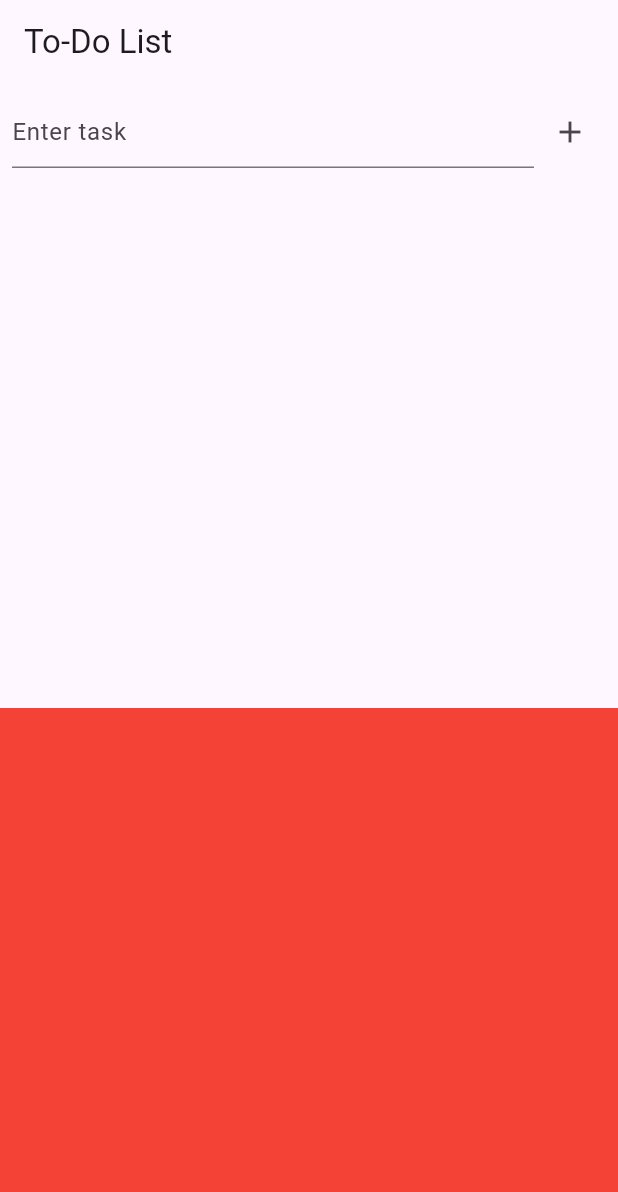
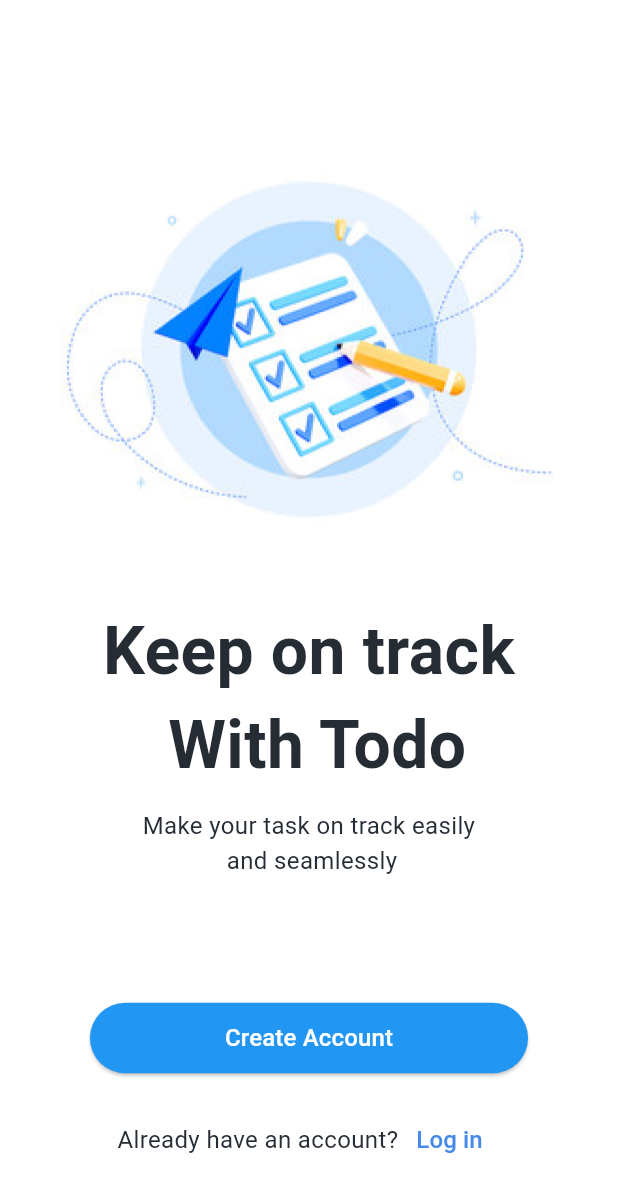
Before and after one commit to orion-script/todo-app-flutter, a Flutter app: the screen it shows after launch, on a phone screen of 412 x 824 dp. Shown: the top 1192 px of the screen. Run offline on Flutter 3.47's test engine with Material 3 defaults, Android fonts, the phone set to English and light mode, and no system bars; our stand-ins replace shared_preferences.

Commit message:
added the initial screen

```diff
--- /dev/null
+++ b/devtools_options.yaml
@@ -0,0 +1,3 @@
+description: This file stores settings for Dart & Flutter DevTools.
+documentation: https://docs.flutter.dev/tools/devtools/extensions#configure-extension-enablement-states
+extensions:
--- a/lib/main.dart
+++ b/lib/main.dart
@@ -1,124 +1,52 @@
 import 'package:flutter/material.dart';
+import 'package:shared_preferences/shared_preferences.dart';
+import 'screens/initial_screen.dart';
+import 'screens/home_screen.dart';
+// import 'screens/login_screen.dart';
 
 void main() => runApp(const MyApp());
 
-class MyApp extends StatelessWidget {
+class MyApp extends StatefulWidget {
   const MyApp({super.key});
 
   @override
-  Widget build(BuildContext context) {
-    return MaterialApp(
-      debugShowCheckedModeBanner: false,
-      title: 'Flutter To-Do App',
-      theme: ThemeData(primarySwatch: Colors.blue),
-      home: const TodoScreen(),
-    );
-  }
+  _MyAppState createState() => _MyAppState();
 }
 
-class TodoScreen extends StatefulWidget {
-  const TodoScreen({super.key});
+class _MyAppState extends State<MyApp> {
+  bool? isLoggedIn; // Stores login state
 
   @override
-  _TodoScreenState createState() => _TodoScreenState();
-
-//  In the above code, we have created a simple To-Do app with the following features:
-
-//  Add a task
-//  Remove a task
-
-//  The app has a  TextField  to enter the task and an  IconButton  to add the task. The tasks are displayed in a  ListView  with a delete button to remove the task.
-//  The  TodoScreen  class is a  StatefulWidget  that has a list of tasks and a  TextEditingController  to get the task from the  TextField .
-//  The  _addTask  method is used to add the task to the list of tasks.
-//  The  _removeTask  method is used to remove the task from the list of tasks.
-//  The  build  method returns a  Scaffold  with an  AppBar  and a  Column  widget. The  Column  widget has a  TextField  and an  IconButton  to add the task. The tasks are displayed in a  ListView  with a delete button to remove the task.
-//  Conclusion
-//  In this article, we learned how to create a simple To-Do app in Flutter. We created a simple To-Do app with the following features:
-
-//  Add a task
-//  Remove a task
-
-//  The app has a  TextField  to enter the task and an  IconButton  to add the task. The tasks are displayed in a  ListView  with a delete button to remove the task.
-//  I hope this article was helpful to you.
-//  #flutter #dart #mobile-apps
-//  What is GEEK
-//  Buddha Community
-//  Google's Flutter 1.20 stable announced with new features - Navoki
-//  Flutter Google cross-platform UI framework has released a new version 1.20 stable.
-//  Flutter is Google’s UI framework to make apps for Android, iOS, Web, Windows, Mac, Linux, and Fuchsia OS. Since the last 2 years, the flutter Framework has already achieved popularity among mobile developers to develop Android and iOS apps. In the last few releases, Flutter also added the support of making web applications and commercial desktop applications.
-//  Last month they introduced the support of the Linux desktop app that can be distributed through Canonical Snap Store(Snapcraft), this enables the developers to publish there Linux desktop app for their users and publish on Snap Store.  If you want to learn how to  Publish Flutter Desktop app in Snap Store that here is the tutorial.
-//  Flutter 1.20 Framework is built on Google’s made Dart programming language that is
-// a cross-platform language providing native performance, new UI widgets, and other more features for the developer usage.
-}
-
-class _TodoScreenState extends State<TodoScreen> {
-  final List<String> _tasks = [];
-  final TextEditingController _controller = TextEditingController();
-
-  void _addTask() {
-    if (_controller.text.isNotEmpty) {
-      setState(() {
-        _tasks.add(_controller.text);
-        debugPrint("Task added: ${_controller.text}");
-        debugPrint("Current tasks: $_tasks");
-        _controller.clear();
-      });
-    } else {
-      debugPrint("Enter your task");
-    }
+  void initState() {
+    super.initState();
+    _checkLoginStatus(); // Check login status when app starts
   }
 
-  void _removeTask(int index) {
+  Future<void> _checkLoginStatus() async {
+    SharedPreferences prefs = await SharedPreferences.getInstance();
     setState(() {
-      debugPrint("Task removed: ${_tasks[index]}");
-      _tasks.removeAt(index);
-      debugPrint("Updated tasks: $_tasks");
+      isLoggedIn = prefs.getString('token') != null;
     });
   }
 
   @override
   Widget build(BuildContext context) {
-    return Scaffold(
-      appBar: AppBar(title: const Text('To-Do List')),
-      body: Column(
-        children: [
-          Padding(
-            padding: const EdgeInsets.all(8.0),
-            child: Row(
-              children: [
-                Expanded(
-                  child: TextField(
-                    controller: _controller,
-                    decoration: const InputDecoration(hintText: 'Enter task'),
-                  ),
-                ),
-                IconButton(
-                  icon: const Icon(Icons.add),
-                  onPressed: _addTask,
-                )
-              ],
-            ),
-          ),
-          Expanded(
-            child: ListView.builder(
-              itemCount: _tasks.length,
-              itemBuilder: (context, index) {
-                return ListTile(
-                  title: Text(_tasks[index]),
-                  trailing: IconButton(
-                    icon: const Icon(Icons.delete, color: Colors.red),
-                    onPressed: () => _removeTask(index),
-                  ),
-                );
-              },
-            ),
-          ),
-          Expanded(
-              child: Container(
-            color: Colors.red,
-          ))
-        ],
-      ),
+    // Show loading spinner while checking login status
+    if (isLoggedIn == null) {
+      return const MaterialApp(
+        home: Scaffold(
+          body: Center(child: CircularProgressIndicator()),
+        ),
+      );
+    }
+
+    return MaterialApp(
+      debugShowCheckedModeBanner: false,
+      title: 'Flutter To-Do App',
+      theme: ThemeData(primarySwatch: Colors.blue),
+      home: isLoggedIn!
+          ? const HomeScreen()
+          : const AccountScreen(), // Show AccountScreen first
     );
   }
 }
--- /dev/null
+++ b/lib/screens/initial_screen.dart
@@ -0,0 +1,95 @@
+import 'package:flutter/material.dart';
+import 'login_screen.dart';
+import 'register_screen.dart';
+
+class AccountScreen extends StatelessWidget {
+  const AccountScreen({super.key});
+
+  @override
+  Widget build(BuildContext context) {
+    return Scaffold(
+      backgroundColor: Colors.white,
+      body: Column(
+        mainAxisAlignment: MainAxisAlignment.spaceBetween,
+        children: [
+          const Spacer(),
+          Center(
+            child: Column(
+              children: [
+                Image.asset(
+                  "assets/home-img.png",
+                  width: 376,
+                  height: 300,
+                ),
+                const SizedBox(height: 20),
+                const Text(
+                  "Keep on track \n With Todo",
+                  style: TextStyle(
+                    color: Color(0xFF252C34),
+                    fontSize: 44,
+                    fontWeight: FontWeight.bold,
+                  ),
+                  textAlign: TextAlign.center,
+                ),
+                const SizedBox(height: 10),
+                const Text(
+                  "Make your task on track easily \n and seamlessly",
+                  style: TextStyle(
+                    color: Color(0xFF252C34),
+                    fontSize: 16,
+                  ),
+                  textAlign: TextAlign.center,
+                ),
+              ],
+            ),
+          ),
+          const Spacer(),
+          Padding(
+            padding: const EdgeInsets.only(bottom: 40),
+            child: Column(
+              children: [
+                ElevatedButton(
+                  onPressed: () {
+                    Navigator.pushReplacement(
+                      context,
+                      MaterialPageRoute(
+                          builder: (context) => const RegisterScreen()),
+                    );
+                  },
+                  style: ElevatedButton.styleFrom(
+                    backgroundColor: Colors.blue,
+                    padding: const EdgeInsets.symmetric(
+                        horizontal: 90, vertical: 12),
+                  ),
+                  child: const Text("Create Account",
+                      style: TextStyle(fontSize: 16, color: Colors.white)),
+                ),
+                const SizedBox(height: 20),
+                Row(
+                  mainAxisAlignment: MainAxisAlignment.center,
+                  children: [
+                    const Text("Already have an account?",
+                        style:
+                            TextStyle(fontSize: 16, color: Color(0xFF252C34))),
+                    TextButton(
+                      onPressed: () {
+                        Navigator.pushReplacement(
+                          context,
+                          MaterialPageRoute(
+                              builder: (context) => const LoginScreen()),
+                        );
+                      },
+                      child: const Text("Log in",
+                          style: TextStyle(
+                              fontSize: 16, color: Color(0xFF458AE5))),
+                    ),
+                  ],
+                ),
+              ],
+            ),
+          ),
+        ],
+      ),
+    );
+  }
+}
```
Also changed, not shown: lib/screens/history_screen.dart (added, +10 -0 lines), lib/screens/home_screen.dart (added, +74 -0 lines), lib/screens/login_screen.dart (added, +70 -0 lines), lib/screens/profile_screen.dart (added, +10 -0 lines), lib/screens/register_screen.dart (added, +73 -0 lines), lib/screens/splash_screen.dart (added, +36 -0 lines), lib/services/auth_service.dart (added, +55 -0 lines), lib/widgets/task_input.dart (added, +40 -0 lines), lib/widgets/task_list.dart (added, +24 -0 lines), pubspec.yaml (+7 -3 lines), assets/home-img.png (added), pubspec.lock, 10 other files.
